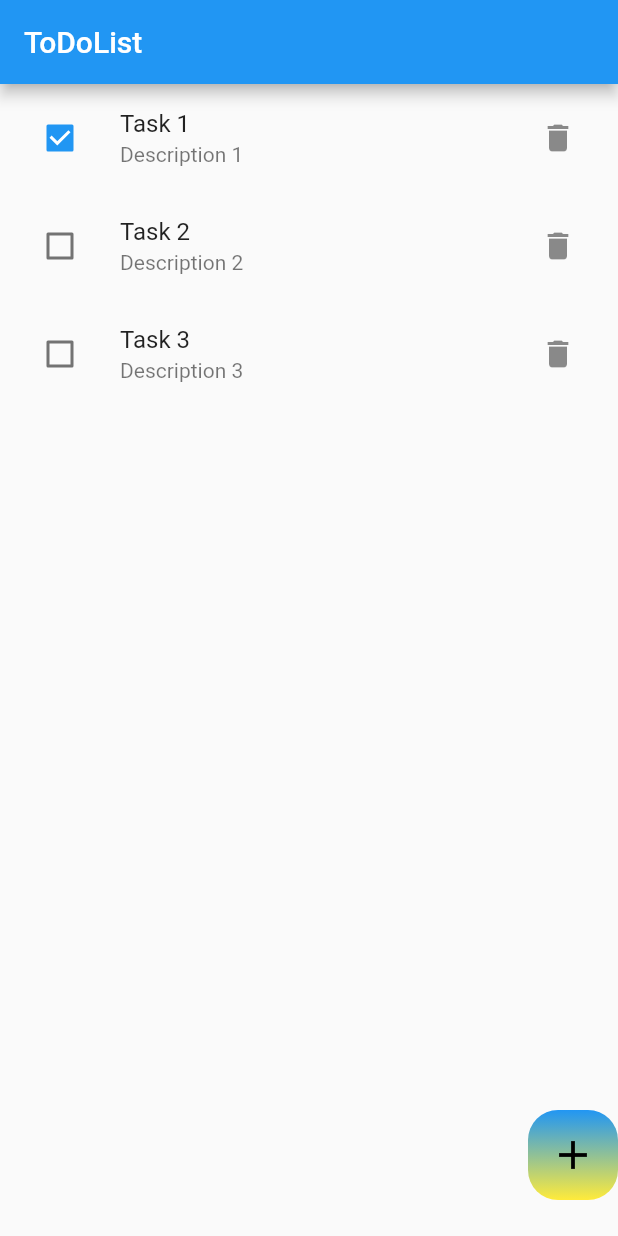
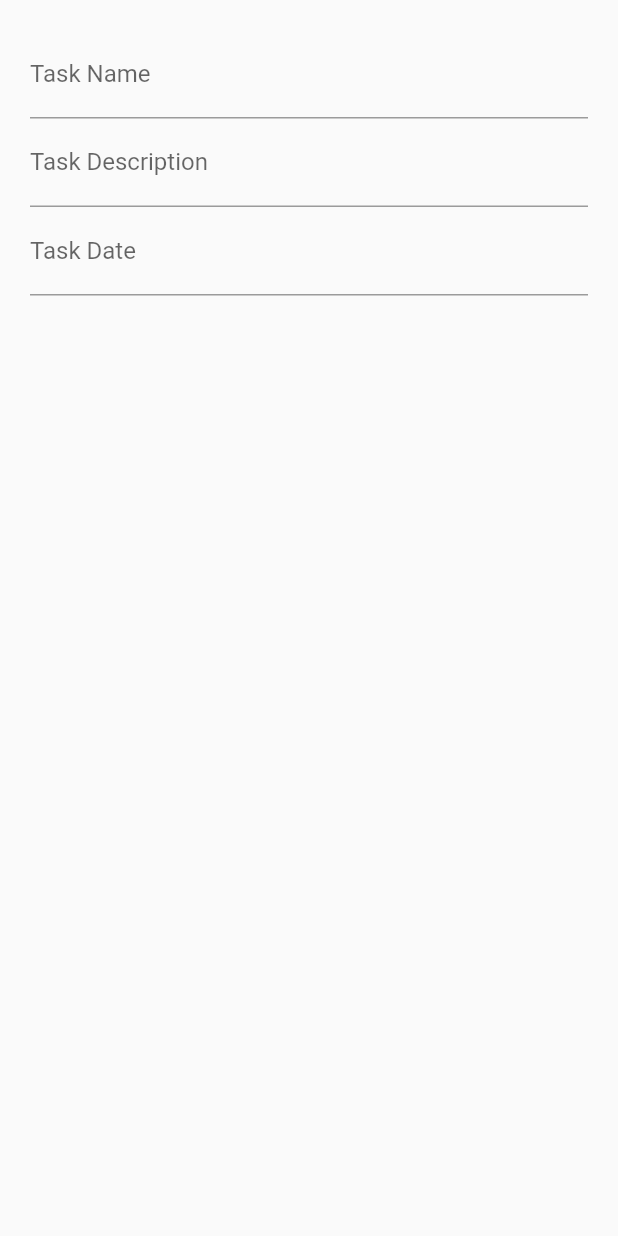
Before and after one commit to mehdi-avara/ToDoList-, a Flutter app: the screen it shows after launch, after a tap on the "add" icon, on a phone screen of 412 x 824 dp. Run offline on Flutter 3.47's test engine with Material 2 defaults, Android fonts, the light colour scheme and no system bars.

Commit message:
all the things work save

```diff
--- a/lib/Models/Task.dart
+++ b/lib/Models/Task.dart
@@ -6,7 +6,7 @@ class Task extends StatefulWidget {
   final int id = Task.counter++;
   String title;
   String description;
-  String date;
+  DateTime date;
   bool isDone;
   static int counter = 0;
   Task({this.title, this.description, this.date, this.isDone});
@@ -31,7 +31,7 @@ class _TaskState extends State<Task> {
     this.widget.description = description;
   }
 
-  void setDate(String date){
+  void setDate(DateTime date){
     this.widget.date = date;
   }
 
@@ -47,7 +47,7 @@ class _TaskState extends State<Task> {
     return this.widget.description;
   }
 
-  String getDate(){
+  DateTime getDate(){
     return this.widget.date;
   }
 
--- a/lib/pages/ToDoList.dart
+++ b/lib/pages/ToDoList.dart
@@ -1,5 +1,6 @@
 import 'package:flutter/material.dart';
 import 'package:todolist/Models/Task.dart';
+import 'package:todolist/pages/addTask.dart';
 import 'package:todolist/widgets.dart';
 class ToDoList extends StatefulWidget {
   const ToDoList({Key key}) : super(key: key);
@@ -28,19 +29,19 @@ class _ToDoListState extends State<ToDoList> {
     Task(
       title: 'Task 1',
       description: 'Description 1',
-      date: DateTime.now().toString(),
+      date: DateTime.now(),
       isDone: true,
     ),
     Task(
       title: 'Task 2',
       description: 'Description 2',
-      date: DateTime.now().toString(),
+      date: DateTime.now(),
       isDone: false,
     ),
     Task(
       title: 'Task 3',
       description: 'Description 3',
-      date: DateTime.now().toString(),
+      date: DateTime.now(),
       isDone: false,
     ),
   ];
@@ -65,7 +66,10 @@ class _ToDoListState extends State<ToDoList> {
               right: 0.0,
               child: GestureDetector(
                 onTap: () {
-
+                  Navigator.push(
+                    context,
+                    MaterialPageRoute(builder: (context) => addTask()),
+                  );
                 },
                 child: Container(
                   width: 60.0,
--- /dev/null
+++ b/lib/pages/addTask.dart
@@ -0,0 +1,57 @@
+import 'package:flutter/material.dart';
+
+class addTask extends StatelessWidget {
+  // const ({Key key}) : super(key: key);
+
+  @override
+  Widget build(BuildContext context) {
+    return Scaffold(
+      body: SafeArea(
+        child: Container(
+          padding: EdgeInsets.all(20),
+          child: Column(
+            children:<Widget>[
+              TextField(
+                keyboardType: TextInputType.multiline,
+                maxLines: null,
+                decoration: InputDecoration(
+                  labelText: 'Task Name',
+
+                ),
+              ),
+              TextField(
+                keyboardType: TextInputType.multiline,
+                maxLines: null,
+                decoration: InputDecoration(
+                  labelText: 'Task Description',
+                ),
+              ),
+              TextField(
+                keyboardType: TextInputType.multiline,
+                maxLines: null,
+                decoration: InputDecoration(
+                  labelText: 'Task Date',
+                ),
+              ),
+          // TextButton(
+          //     onPressed: () {
+          //       DatePicker.showDatePicker(context,
+          //           showTitleActions: true,
+          //           minTime: DateTime(2018, 3, 5),
+          //           maxTime: DateTime(2019, 6, 7), onChanged: (date) {
+          //             print('change $date');
+          //           }, onConfirm: (date) {
+          //             print('confirm $date');
+          //           }, currentTime: DateTime.now(), locale: LocaleType.en);
+          //     },
+          //     child: Text(
+          //       'show date time picker',
+          //       style: TextStyle(color: Colors.blue),
+          //     ));
+            ],
+          ),
+        ),
+      ),
+    );
+  }
+}
```
